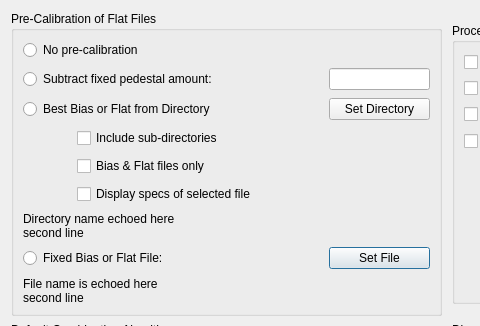
RMcDOttawa/MasterFlatMaker, file PreferencesWindow.ui: the form before one commit; both pictures show x 0 to 480 and y 0 to 326 of the 894 by 529 pixel window.
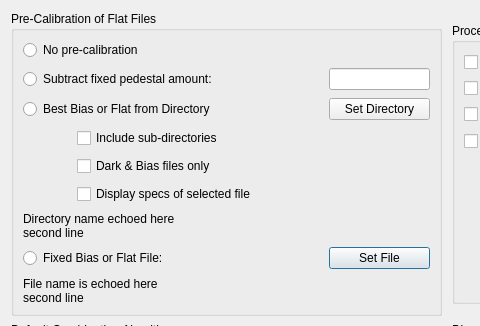
The form after the commit.

What changed in the file:
```diff
--- a/PreferencesWindow.ui
+++ b/PreferencesWindow.ui
@@ -187,7 +187,7 @@
       <item row="4" column="1">
        <widget class="QCheckBox" name="autoBiasOnly">
         <property name="text">
-         <string>Bias &amp;&amp; Flat files only</string>
+         <string>Dark &amp;&amp; Bias files only</string>
         </property>
        </widget>
       </item>
```
